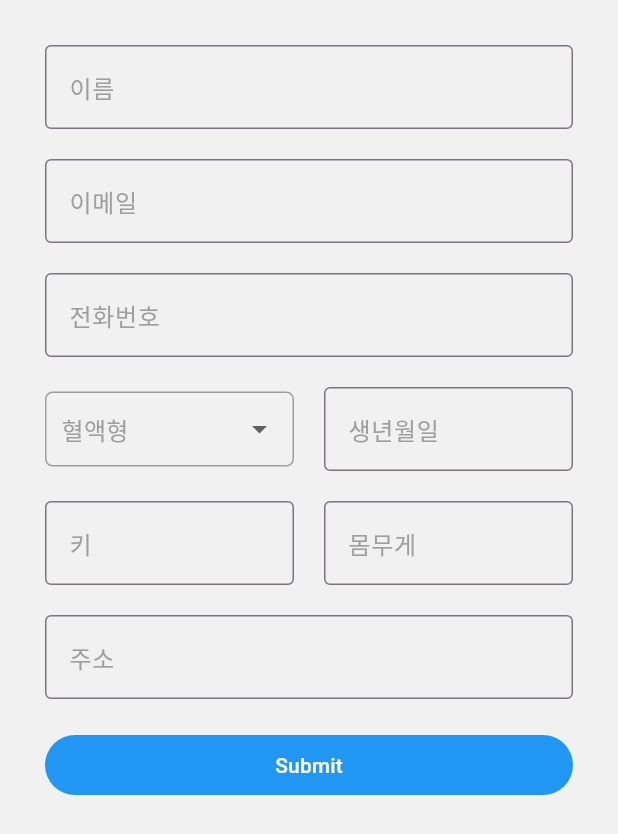
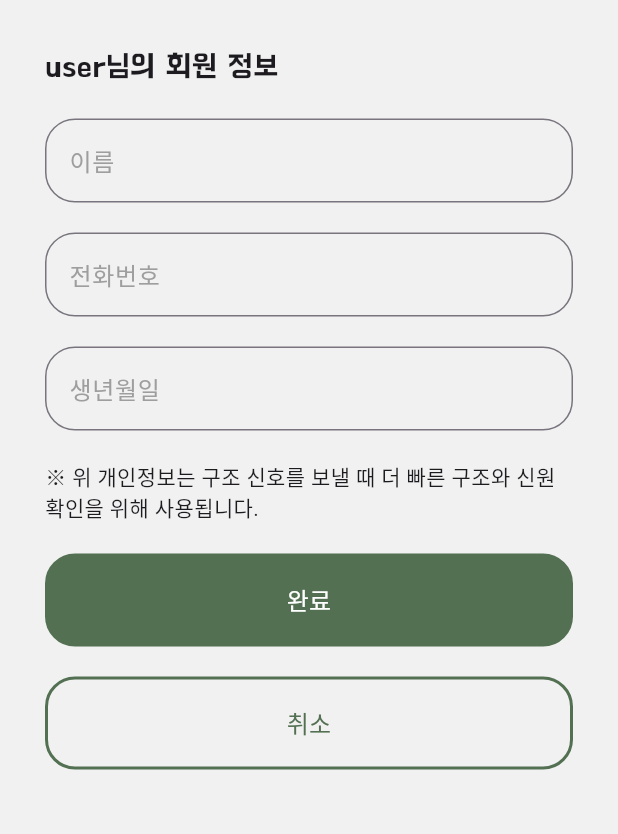
Before and after one commit to teamPKLL/pro_max_ject, a Flutter app: the MyProfileBodyWidget widget shown alone on an empty page, opened directly, on a phone screen of 412 x 824 dp. Shown: the top 834 px of the screen. Run offline on Flutter 3.47's test engine with Material 3 defaults, Android fonts, the phone set to English and light mode, and no system bars; our stand-ins replace firebase_auth, firebase_core, firebase_database, flutter_dotenv, geolocator, google_sign_in and 4 more; missing offline and left inert: flutter_naver_login, kakao_flutter_sdk, kakao_map_plugin; accounts and stored records are empty.

Commit message:
my profile

```diff
--- a/lib/myProfile.dart
+++ b/lib/myProfile.dart
@@ -19,12 +19,19 @@ class MyPage extends StatelessWidget {
     return MaterialApp(
       home: Scaffold(
         appBar: AppBar(
-          title: Center(child: Text('프로필',
+          title:  Text('프로필',
               style: TextStyle(
-              fontWeight: FontWeight.w600,
+                color: Colors.white,
+                fontFamily: 'BM_HANNA_TTF',
+              )),
+          centerTitle : true,
+          automaticallyImplyLeading: false,
+          backgroundColor: Color(0xEF537052),
+          elevation: 4,
+          leading: IconButton(
+            icon: Icon(Icons.arrow_back),
+            onPressed: () {},
           ),
-          )),
-          backgroundColor: const Color(0xFFF0F1F0),
         ),
         body: MyProfileBodyWidget(),
       )
@@ -41,65 +48,82 @@ class MyProfileBodyWidget extends StatelessWidget {
       color: const Color(0xFFF0F1F0),
       width: double.infinity,
       padding: EdgeInsets.all(20),
-      child: Column(
+      child: ListView(
         children: [
-          InputBox(labelText: '이름'),
-          InputBox(labelText: '이메일'),
-          InputBox(labelText: '전화번호'),
-          Row(
-            children: [
-              Expanded(child: SelectBox()),
-              Expanded(child: InputBox(labelText: '생년월일',))
-            ],
-          ),
-          RowInputBox(labelText1: '키', labelText2: '몸무게', gap: 20),
-          InputBox(labelText: '주소'),
           Container(
             margin: EdgeInsets.all(10),
             child: Row(
               children: [
-                Expanded(
-                  child: TextButton(
-                    onPressed: (){},
-                    child: Text('Submit',
+                Text('user',
                   style: TextStyle(
-                        color: Colors.white,
+                    fontFamily: 'BM_HANNA_TTF',
+                    fontSize: 20,
                   ),
                 ),
-                    style: TextButton.styleFrom(
-                      backgroundColor: Colors.blue,
-
+                Text('님의 회원 정보',
+                  style: TextStyle(
+                    fontFamily: 'BM_HANNA_TTF',
+                    fontSize: 20,
+                    fontWeight: FontWeight.w300,
                   ),
-                  ),
-                ),
+                )
               ],
             ),
           ),
+          InputBox(labelText: '이름'),
+          InputBox(labelText: '전화번호'),
+          InputBox(labelText: '생년월일'),
+          Container(
+            margin: EdgeInsets.all(10),
+            child: Text("※ 위 개인정보는 구조 신호를 보낼 때 더 빠른 구조와 신원 확인을 위해 사용됩니다.")
+          ),
+          TextBtn(text: '완료', onPressed: (){}, theme: true,),
+          TextBtn(text: '취소', onPressed: (){}, ),
         ],
-
       ),
     );
   }
 }
 
-class InputBox extends StatelessWidget {
+class InputBox extends StatefulWidget {
   final String labelText;
   const InputBox({super.key, required this.labelText});
 
   @override
+  State<InputBox> createState() => _InputBoxState();
+}
+
+class _InputBoxState extends State<InputBox> {
+  final TextEditingController _controller = TextEditingController();
+
+  @override
+  void dispose() {
+    _controller.dispose();
+    super.dispose();
+  }
+
+  @override
   Widget build(BuildContext context) {
     return Container(
-
       margin: EdgeInsets.all(10),
       child: TextField(
+        controller: _controller,
         decoration: InputDecoration(
-          border: OutlineInputBorder(),
+          border: OutlineInputBorder(
+            borderRadius: BorderRadius.circular(20),
+          ),
           focusedBorder: OutlineInputBorder(
-            borderSide: BorderSide(color: Colors.blue, width: 2.0), // 포커스 시 보더 색상
+            borderRadius: BorderRadius.circular(20),
+            borderSide: const BorderSide(
+              color: Color(0xFF537052),
+              width: 2.0,
             ),
-          labelText: labelText,
+          ),
+          labelText: widget.labelText,
           labelStyle: TextStyle(color: Colors.grey),
-          focusColor: Colors.blue,
+          floatingLabelStyle: const TextStyle(
+            color: Color(0xFF537052), // 활성화(포커스) 상태에서의 labelText 색상
+          ),
         ),
         cursorColor: Colors.black,
       ),
@@ -107,72 +131,38 @@ class InputBox extends StatelessWidget {
   }
 }
 
-class RowInputBox extends StatelessWidget {
-  final String labelText1;
-  final String labelText2;
-  final double gap;
-  const RowInputBox({
+class TextBtn extends StatelessWidget {
+  final String text;
+  final bool theme;
+  final VoidCallback onPressed;
+  const TextBtn({
     super.key,
-    required this.labelText1,
-    required this.labelText2,
-    required this.gap,
+    required this.text,
+    required this.onPressed,
+    this.theme = false,
   });
 
   @override
   Widget build(BuildContext context) {
     return Container(
-      child: Row(
-        children: [
-          Expanded(
-            child: InputBox(labelText: '키')
+      width: double.infinity,
+      margin: EdgeInsets.fromLTRB(10, 10, 10, 10),
+      padding: EdgeInsets.all(5),
+      decoration: BoxDecoration(
+        color: (theme) ? const Color(0xFF537052) : const Color(0xFFF0F1F0),
+        border: Border.all(
+          color: const Color(0xFF537052),
+          width: 2.0,
         ),
-          // SizedBox(width: gap), // TextField 사이의 간격
-          Expanded(
-            child: InputBox(labelText: '몸무게')
+        borderRadius: BorderRadius.circular(20),
       ),
-        ],
+      child: TextButton(
+        onPressed: onPressed,
+        child: Text(text,
+          style: TextStyle(
+            color: theme ? Colors.white : const Color(0xFF537052),
+            fontSize: 16,
           ),
-    );
-  }
-}
-
-class SelectBox extends StatefulWidget {
-  const SelectBox({super.key});
-
-  @override
-  State<SelectBox> createState() => _SelectBoxState();
-}
-
-class _SelectBoxState extends State<SelectBox> {
-  final _bloodType = ['A', 'B', 'O', 'AB'];
-  String? _selectedType;
-  @override
-  Widget build(BuildContext context) {
-    return Container(
-      margin: EdgeInsets.all(10),
-      padding: EdgeInsets.fromLTRB(10, 0, 10, 0),
-      decoration: BoxDecoration(
-        border: Border.all(color: Colors.grey), // 테두리 색상
-        borderRadius: BorderRadius.circular(5), // 둥근 모서리
-      ),
-      child: DropdownButtonHideUnderline(
-        child: DropdownButton(
-          hint: Text('혈액형',
-            style: TextStyle(
-              color: Colors.grey,
-            ),
-          ),
-          items: _bloodType.map((e) =>
-            DropdownMenuItem(
-              value: e,
-              child: Text(e)
-            )
-          ).toList(),
-          onChanged: (String? newValue) {
-            setState(() {
-              _selectedType = newValue!;
-            });
-          }
         ),
       ),
     );
--- a/lib/screen/notification/notice_write.dart
+++ b/lib/screen/notification/notice_write.dart
@@ -34,8 +34,8 @@ class NoticeWriteBodyWidget extends StatelessWidget {
           ContentInputBox(),
           RowDate(property: 'createdAt', value: '20240823'),
           RowDate(property: 'updatedAt', value: '20240823'),
-          TextBtnWidthInfinity(text: '저장', theme: true,),
-          TextBtnWidthInfinity(text: '취소', ),
+          TextBtnWidthInfinity(text: '저장', onPressed: (){}, theme: true,),
+          TextBtnWidthInfinity(text: '취소', onPressed: (){}, ),
         ],
       ),
     );
@@ -166,9 +166,11 @@ class RowDate extends StatelessWidget {
 class TextBtnWidthInfinity extends StatelessWidget {
   final String text;
   final bool theme;
+  final VoidCallback onPressed;
   const TextBtnWidthInfinity({
     super.key,
     required this.text,
+    required this.onPressed,
     this.theme = false,
   });
 
@@ -187,7 +189,7 @@ class TextBtnWidthInfinity extends StatelessWidget {
         borderRadius: BorderRadius.circular(20),
       ),
       child: TextButton(
-        onPressed: () {},
+        onPressed: onPressed,
         child: Text(text,
           style: TextStyle(
             color: theme ? Colors.white : const Color(0xFF537052),
```
Lines whose indentation alone changed are shown as unchanged.
